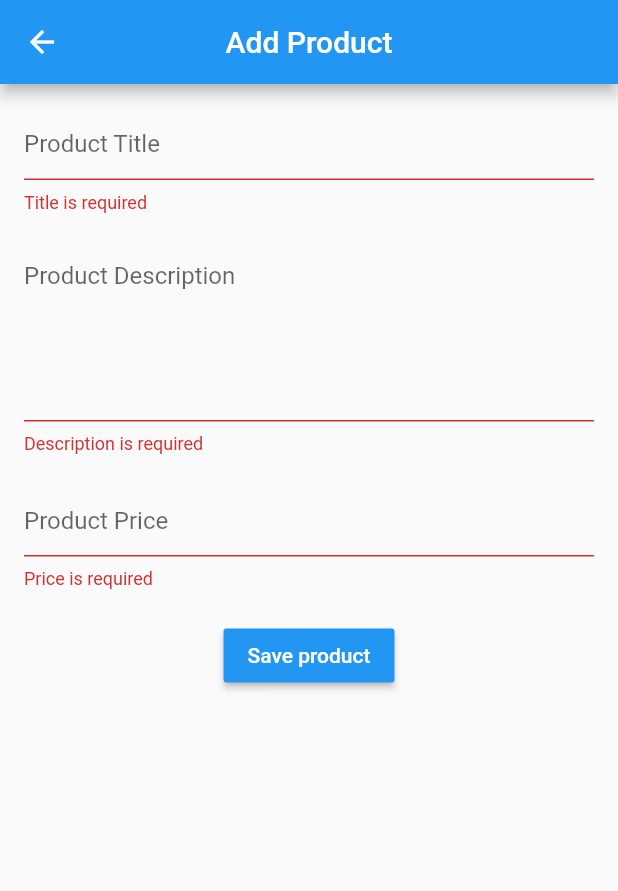
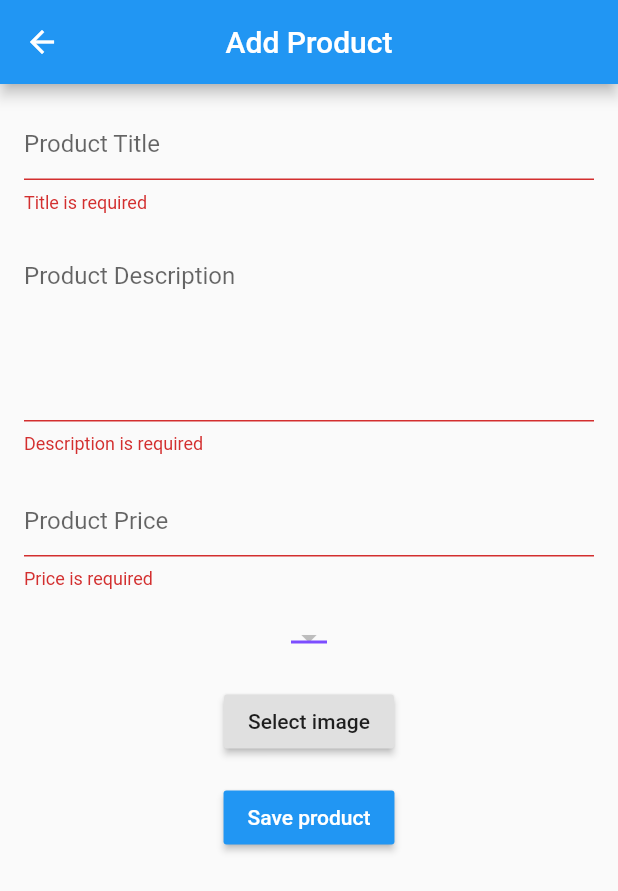
Before and after one commit to hassanMetwally/store, a Flutter app: the AddProduct screen opened directly, after a tap on "Save product", on a phone screen of 412 x 824 dp. Shown: the top 891 px of the screen. Run offline on Flutter 3.47's test engine with Material 2 defaults, Android fonts, the phone set to English and light mode, and no system bars; our stand-ins replace cloud_firestore, firebase_auth, firebase_storage, image_picker; accounts and stored records are empty.

Commit message:
taking images using image_picker and upload it to firebase using firebase_storage

```diff
--- a/lib/main.dart
+++ b/lib/main.dart
@@ -1,5 +1,5 @@
 import 'package:flutter/material.dart';
-import 'package:store/shop_owner_view/home.dart';
+import 'package:store/view/shop_owner_view/home.dart';
 
 
 void main() {
@@ -11,7 +11,8 @@ class Store extends StatelessWidget {
   Widget build(BuildContext context) {
     return MaterialApp(
       debugShowCheckedModeBanner: false,
-      home: Home(),
+      // theme: ThemeData.dark(),
+      home: ShopOwnerHome(),
     );
   }
 }
--- a/lib/shop_owner_view/add_product.dart
+++ /dev/null
@@ -1,123 +0,0 @@
-import 'package:cloud_firestore/cloud_firestore.dart';
-import 'package:flutter/cupertino.dart';
-import 'package:flutter/material.dart';
-import 'package:store/utilities/data_utilities.dart';
-
-class AddProduct extends StatefulWidget {
-  @override
-  _AddProductState createState() => _AddProductState();
-}
-
-class _AddProductState extends State<AddProduct> {
-  final _addProductFormKey = GlobalKey<FormState>();
-  TextEditingController _titleEditingController = TextEditingController();
-  TextEditingController _descriptionEditingController = TextEditingController();
-  TextEditingController _priceEditingController = TextEditingController();
-
-  bool _isLoading = false;
-
-
-  @override
-  void dispose() {
-    _titleEditingController.dispose();
-    _descriptionEditingController.dispose();
-    _priceEditingController.dispose();
-    super.dispose();
-  }
-
-  @override
-  Widget build(BuildContext context) {
-    return Scaffold(
-      appBar: AppBar(
-        title: Text("Add Product"),
-        centerTitle: true,
-      ),
-      body: (_isLoading)? loading(): _drawAddCategoryForm(),
-    );
-  }
-
-  Widget _drawAddCategoryForm(){
-    return Container(
-      padding: EdgeInsets.all(16),
-      child: Form(
-          key: _addProductFormKey,
-          child: Column(
-            children: <Widget>[
-              TextFormField(
-                controller: _titleEditingController,
-                decoration: InputDecoration(
-                  hintText: "Product Title",
-                ),
-                validator: (value) {
-                  if (value.isEmpty) {
-                    return "Title is required";
-                  }
-                  return null;
-                },
-              ),
-              SizedBox(
-                height: 20,
-              ),
-              TextFormField(
-                controller: _descriptionEditingController,
-                maxLines: 5,
-                decoration: InputDecoration(
-                  hintText: "Product Description",
-                ),
-                validator: (value) {
-                  if (value.isEmpty) {
-                    return "Description is required";
-                  }
-                  return null;
-                },
-              ),
-              SizedBox(
-                height: 20,
-              ),
-              TextFormField(
-                controller: _priceEditingController,
-                keyboardType: TextInputType.numberWithOptions(decimal: true),
-                decoration: InputDecoration(
-                  hintText: "Product Price",
-                ),
-                validator: (value) {
-                  if (value.isEmpty) {
-                    return "Price is required";
-                  }
-                  return null;
-                },
-              ),
-              SizedBox(
-                height: 20,
-              ),
-              RaisedButton(
-                onPressed: () {
-                  if (_addProductFormKey.currentState.validate()) {
-                    setState(() {
-                      _isLoading = true;
-                    });
-                    Firestore.instance.collection('products').document().setData({
-                      'product_title': _titleEditingController.text,
-                      'product_description': _descriptionEditingController.text,
-                      'product_price': _priceEditingController.text,
-                    }).then((value) {
-                      setState(() {
-                        _isLoading = false;
-                      });
-                    });
-                    _titleEditingController.text ="";
-                    _descriptionEditingController.text ="";
-                    _priceEditingController.text= "";
-                  }
-                },
-                child: Text(
-                  "Save product",
-                  style: TextStyle(color: Colors.white),
-                ),
-                color: Colors.blue,
-              )
-            ],
-          )),
-    );
-  }
-}
--- /dev/null
+++ b/lib/view/shop_owner_view/add_product.dart
@@ -0,0 +1,222 @@
+import 'dart:io';
+import 'dart:math';
+import 'package:cloud_firestore/cloud_firestore.dart';
+import 'package:firebase_storage/firebase_storage.dart';
+import 'package:flutter/cupertino.dart';
+import 'package:flutter/material.dart';
+import 'package:image_picker/image_picker.dart';
+import 'package:store/utilities/data_utilities.dart';
+
+class AddProduct extends StatefulWidget {
+  @override
+  _AddProductState createState() => _AddProductState();
+}
+
+class _AddProductState extends State<AddProduct> {
+  final _addProductFormKey = GlobalKey<FormState>();
+  TextEditingController _titleEditingController = TextEditingController();
+  TextEditingController _descriptionEditingController = TextEditingController();
+  TextEditingController _priceEditingController = TextEditingController();
+
+  bool _isLoading = false;
+  bool _isError = false;
+
+  String selectedValue = "Select Category";
+
+  File _image;
+  final picker = ImagePicker();
+  Future getImage() async {
+    final image = await picker.getImage(source: ImageSource.gallery);
+
+    setState(() {
+      _image = File(image.path);
+    });
+  }
+
+  @override
+  void dispose() {
+    _titleEditingController.dispose();
+    _descriptionEditingController.dispose();
+    _priceEditingController.dispose();
+    super.dispose();
+  }
+
+  @override
+  Widget build(BuildContext context) {
+    return Scaffold(
+      appBar: AppBar(
+        title: Text("Add Product"),
+        centerTitle: true,
+      ),
+      body: (_isLoading) ? loading() : _drawAddProductForm(),
+    );
+  }
+
+  Widget _drawAddProductForm() {
+    return SingleChildScrollView(
+      padding: EdgeInsets.all(16),
+      child: Form(
+          key: _addProductFormKey,
+          child: Column(
+            children: <Widget>[
+              TextFormField(
+                controller: _titleEditingController,
+                decoration: InputDecoration(
+                  hintText: "Product Title",
+                ),
+                validator: (value) {
+                  if (value.isEmpty) {
+                    return "Title is required";
+                  }
+                  return null;
+                },
+              ),
+              SizedBox(
+                height: 20,
+              ),
+              TextFormField(
+                controller: _descriptionEditingController,
+                maxLines: 5,
+                decoration: InputDecoration(
+                  hintText: "Product Description",
+                ),
+                validator: (value) {
+                  if (value.isEmpty) {
+                    return "Description is required";
+                  }
+                  return null;
+                },
+              ),
+              SizedBox(
+                height: 20,
+              ),
+              TextFormField(
+                controller: _priceEditingController,
+                keyboardType: TextInputType.numberWithOptions(decimal: true),
+                decoration: InputDecoration(
+                  hintText: "Product Price",
+                ),
+                validator: (value) {
+                  if (value.isEmpty) {
+                    return "Price is required";
+                  }
+                  return null;
+                },
+              ),
+              SizedBox(
+                height: 20,
+              ),
+              _drawSelectCategoryMenu(),
+              SizedBox(
+                height: 20,
+              ),
+              RaisedButton(
+                onPressed: () async {
+                  getImage();
+                },
+                child: Text("Select image"),
+              ),
+              SizedBox(
+                height: 16,
+              ),
+              RaisedButton(
+                onPressed: () async{
+                  if (_addProductFormKey.currentState.validate()) {
+                    setState(() {
+                      _isLoading = true;
+                    });
+                    String productImage = await uploadImage(_image);
+                    print(productImage);
+                    await Firestore.instance
+                        .collection('products')
+                        .document()
+                        .setData({
+                      'product_title': _titleEditingController.text,
+                      'product_description': _descriptionEditingController.text,
+                      'product_price': _priceEditingController.text,
+                      'product_category': selectedValue,
+                      'product_image' : productImage,
+                    }).then((value) {
+                      setState(() {
+                        _isLoading = false;
+                      });
+                    });
+                    _titleEditingController.text = "";
+                    _descriptionEditingController.text = "";
+                    _priceEditingController.text = "";
+                    selectedValue = "Select Category";
+                  }
+                },
+                child: Text(
+                  "Save product",
+                  style: TextStyle(color: Colors.white),
+                ),
+                color: Colors.blue,
+              ),
+              SizedBox(
+                height: 16,
+              ),
+              (_isError) ? Text("error!! Select Category", style: TextStyle(color: Colors.red)) : Container()
+            ],
+          )),
+    );
+  }
+
+  Widget _drawSelectCategoryMenu() {
+    return StreamBuilder(
+        stream: Firestore.instance.collection("categories").snapshots(),
+        // ignore: missing_return
+        builder: (BuildContext context, AsyncSnapshot<QuerySnapshot> snapshot) {
+          switch (snapshot.connectionState) {
+            case ConnectionState.none:
+              return Text("No connection...!");
+              break;
+            case ConnectionState.waiting:
+              return Text("Loading...!");
+              break;
+            case ConnectionState.active:
+            case ConnectionState.done:
+              return DropdownButton<String>(
+                value: selectedValue,
+                onChanged: (String newValue) {
+                  if (newValue == "Select Category") {
+                    setState(() {
+                      _isError = true;
+                    });
+                  } else {
+                    setState(() {
+                      selectedValue = newValue;
+                      _isError = false;
+                    });
+                  }
+                },
+                items: snapshot.data.documents
+                    .map<DropdownMenuItem<String>>((DocumentSnapshot document) {
+                  return DropdownMenuItem<String>(
+                    value: document["title"],
+                    child: Text(document["title"]),
+                  );
+                }).toList(),
+                // icon: Icon(Icons.arrow_downward),
+                // iconSize: 24,
+                // elevation: 16,
+                style: TextStyle(color: Colors.deepPurple),
+                underline: Container(
+                  height: 2,
+                  color: Colors.deepPurpleAccent,
+                ),
+              );
+              break;
+          }
+        });
+  }
+
+  Future<String> uploadImage(File image) async{
+    String name ="ahmed/" + Random().nextInt(1000).toString() + "_product";
+    final StorageReference storageReference = FirebaseStorage().ref().child(name);
+    final StorageUploadTask uploadTask = storageReference.putFile(image);
+    StorageTaskSnapshot response = await uploadTask.onComplete;
+    String url = await response.ref.getDownloadURL();
+    return url;
+  }
+}
--- a/pubspec.yaml
+++ b/pubspec.yaml
@@ -31,6 +31,8 @@ dependencies:
   cloud_firestore: ^0.13.6
   firebase_core: ^0.4.5
   firebase_auth: ^0.16.1
+  firebase_storage: ^3.1.6
+  image_picker: ^0.6.7+1
 
 dev_dependencies:
   flutter_test:
```
Also changed, not shown: lib/view/shop_owner_view/home.dart (renamed from lib/shop_owner_view/home.dart, +4 -4 lines), lib/view/shop_owner_view/products.dart (renamed from lib/shop_owner_view/products.dart, +15 -1 lines), lib/view/shop_owner_view/add_category.dart (renamed from lib/shop_owner_view/add_category.dart), lib/view/shop_owner_view/categories.dart (renamed from lib/shop_owner_view/categories.dart), lib/view/shop_owner_view/register.dart (renamed from lib/shop_owner_view/register.dart), lib/view/shop_owner_view/shared_ui/navigation_drawer.dart (renamed from lib/shop_owner_view/shared_ui/navigation_drawer.dart), lib/view/shop_owner_view/sign_in.dart (renamed from lib/shop_owner_view/sign_in.dart), pubspec.lock, 1 other file.
